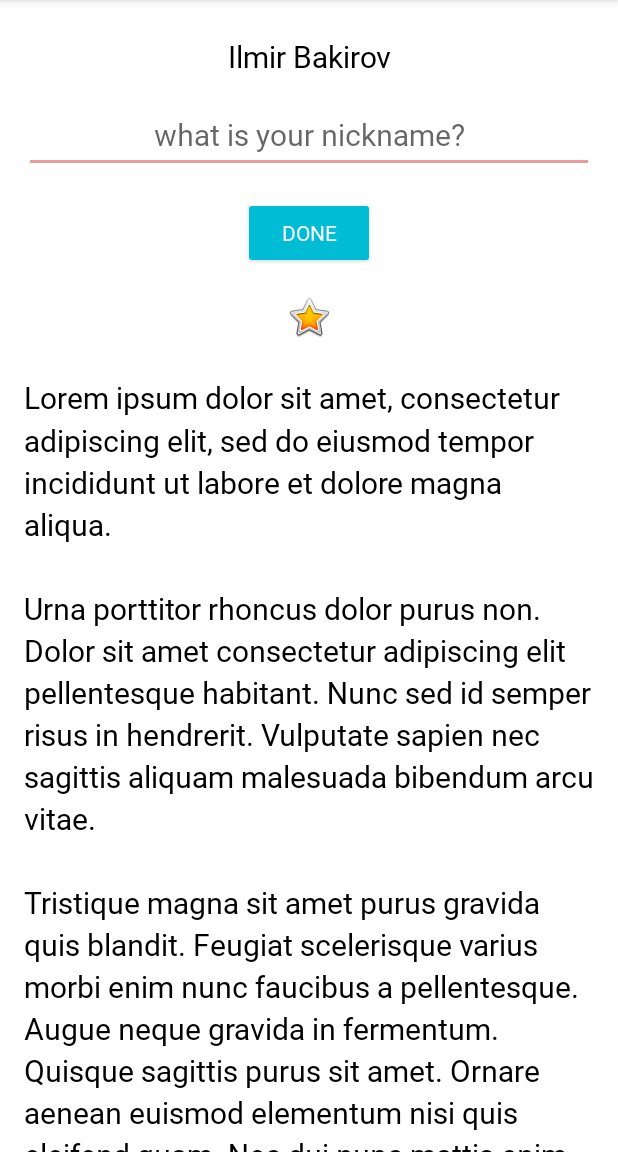
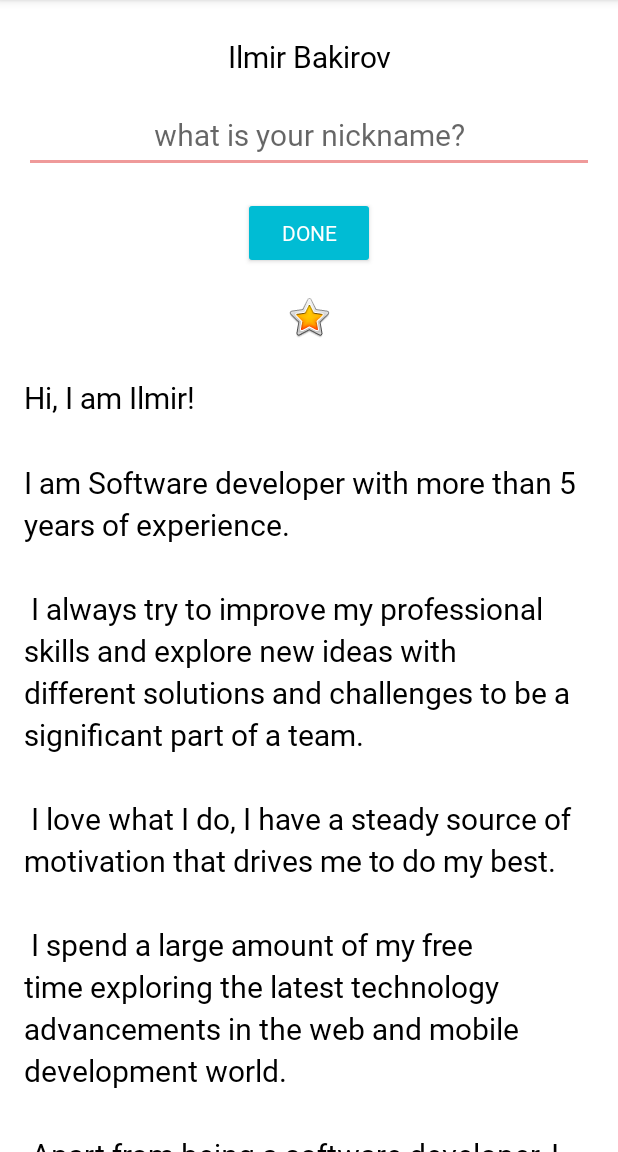
Before and after one commit to bakigoal/android_about-me, an Android app: the screen it shows after launch (MainActivity), on a phone screen of 412 x 824 dp, the part 84-1236 px from its top. Run offline under Robolectric (Android 15) with nearby library versions, the phone set to English and light mode, and no system bars.

Commit message:
update about me info

```diff
--- a/app/src/main/res/layout/activity_main.xml
+++ b/app/src/main/res/layout/activity_main.xml
@@ -58,6 +58,10 @@
         android:layout_height="match_parent">
 
 
+        <LinearLayout
+            android:layout_width="match_parent"
+            android:layout_height="wrap_content">
+
             <TextView
                 android:id="@+id/bio_text"
                 style="@style/NameStyle"
@@ -65,5 +69,7 @@
                 android:layout_height="wrap_content"
                 android:lineSpacingMultiplier="@dimen/line_spacing"
                 android:text="@string/bio" />
+
+        </LinearLayout>
     </ScrollView>
 </LinearLayout>
--- a/app/src/main/res/values/strings.xml
+++ b/app/src/main/res/values/strings.xml
@@ -2,7 +2,11 @@
     <string name="app_name">About Me</string>
     <string name="name">Ilmir Bakirov</string>
     <string name="yellow_star">Yellow Star</string>
-    <string name="bio">@string/long_generated_text</string>
+    <string name="bio">Hi, I am Ilmir!\n\nI am Software developer with more than 5 years of experience.\n\n
+I always try to improve my professional skills and explore new ideas with different solutions and challenges to be a significant part of a team.\n\n
+I love what I do, I have a steady source of motivation that drives me to do my best.\n\n
+I spend a large amount of my free time exploring the latest technology advancements in the web and mobile development world.\n\n
+Apart from being a software developer, I enjoy most of my time being outdoors. I like to play soccer, jogging.</string>
 
     <string name="long_generated_text">Lorem ipsum dolor sit amet, consectetur adipiscing elit, sed do eiusmod tempor incididunt ut labore et dolore magna aliqua. \n\nUrna porttitor rhoncus dolor purus non. Dolor sit amet consectetur adipiscing elit pellentesque habitant. Nunc sed id semper risus in hendrerit. Vulputate sapien nec sagittis aliquam malesuada bibendum arcu vitae. \n\nTristique magna sit amet purus gravida quis blandit. Feugiat scelerisque varius morbi enim nunc faucibus a pellentesque. Augue neque gravida in fermentum. Quisque sagittis purus sit amet. Ornare aenean euismod elementum nisi quis eleifend quam. Nec dui nunc mattis enim ut tellus elementum. Est ante in nibh mauris cursus mattis.\n\n
 Pulvinar sapien et ligula ullamcorper malesuada proin libero nunc. Gravida rutrum quisque non tellus orci ac auctor augue. Quisque egestas diam in arcu cursus euismod. In hendrerit gravida rutrum quisque. Massa massa ultricies mi quis hendrerit. Diam quam nulla porttitor massa id neque aliquam vestibulum. Nullam ac tortor vitae purus. Pharetra vel turpis nunc eget. Non quam lacus suspendisse faucibus interdum posuere lorem ipsum. Dictum fusce ut placerat orci nulla pellentesque. Pellentesque nec nam aliquam sem et tortor consequat. Ultrices tincidunt arcu non sodales neque sodales ut etiam. Suspendisse in est ante in nibh mauris cursus. Consequat interdum varius sit amet mattis vulputate.\n\n
```
Lines whose indentation alone changed are shown as unchanged.
